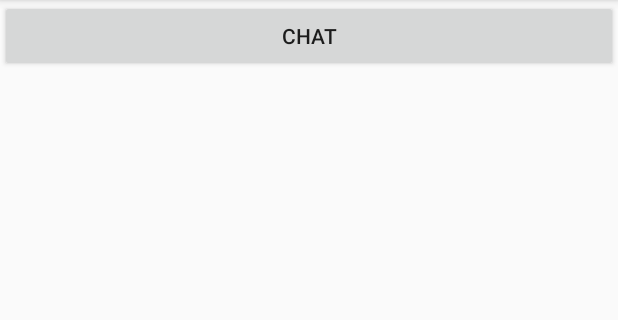
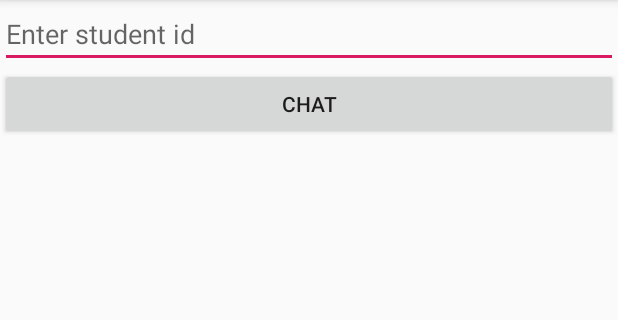
Before and after one commit to ojasskapre/VirtualProctor_Android, an Android app: the EnterStudentId screen opened directly, with no data from a screen before it, on a phone screen of 412 x 824 dp, the part 84-404 px from its top. Run offline under Robolectric (Android 15) with nearby library versions, the phone set to English and light mode, and no system bars.

Commit message:
bug fix in student id activity

```diff
--- a/app/src/main/java/com/example/virtualproctor/Config.java
+++ b/app/src/main/java/com/example/virtualproctor/Config.java
@@ -2,7 +2,7 @@ package com.example.virtualproctor;
 
 public class Config {
 //   Harsh : https://56e7385b.ngrok.io/
-//   Ojas :  https://acdce5bc.ngrok.io/
+//   Ojas :    https://6e771a72.ngrok.io/
 //   Tanay : https://6e8193e8.ngrok.io/
-    final static String URL = "https://6e8193e8.ngrok.io/";
+    final static String URL = "  https://6e771a72.ngrok.io/";
 }
--- a/app/src/main/res/layout/activity_enter_student_id.xml
+++ b/app/src/main/res/layout/activity_enter_student_id.xml
@@ -1,10 +1,11 @@
 <?xml version="1.0" encoding="utf-8"?>
-<FrameLayout xmlns:android="http://schemas.android.com/apk/res/android"
+<LinearLayout xmlns:android="http://schemas.android.com/apk/res/android"
     xmlns:app="http://schemas.android.com/apk/res-auto"
     xmlns:tools="http://schemas.android.com/tools"
     android:layout_width="match_parent"
     android:layout_height="match_parent"
-    tools:context=".EnterStudentId">
+    tools:context=".EnterStudentId"
+    android:orientation="vertical">
 
     <EditText
         android:layout_width="match_parent"
@@ -17,4 +18,4 @@
         android:layout_height="wrap_content"
         android:id="@+id/sendStudentIdBtn"
         android:text="Chat"/>
-</FrameLayout>
+</LinearLayout>
```
